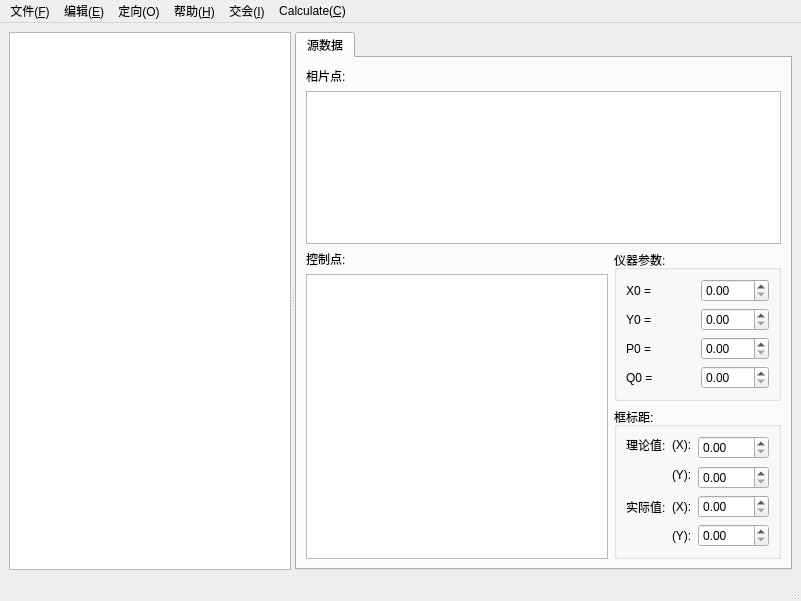
The window that ui/photogrammetrybase.ui (crackey/photogrammetry) describes before a commit, drawn with Qt 5.
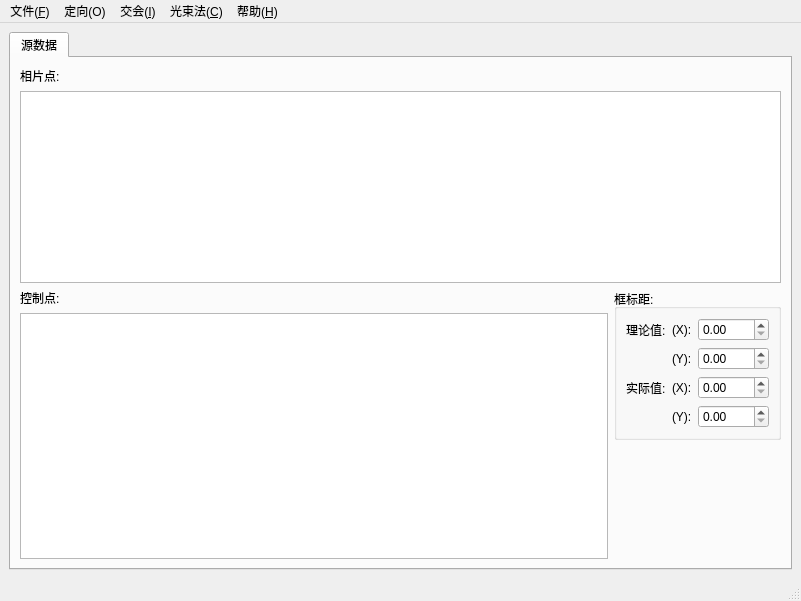
The same window after the commit.

```diff
--- a/ui/photogrammetrybase.ui
+++ b/ui/photogrammetrybase.ui
@@ -19,17 +19,6 @@
       <property name="orientation" >
        <enum>Qt::Horizontal</enum>
       </property>
-      <widget class="QTreeView" name="projectView" >
-       <property name="sizePolicy" >
-        <sizepolicy vsizetype="Preferred" hsizetype="Preferred" >
-         <horstretch>0</horstretch>
-         <verstretch>0</verstretch>
-        </sizepolicy>
-       </property>
-       <property name="frameShape" >
-        <enum>QFrame::StyledPanel</enum>
-       </property>
-      </widget>
       <widget class="QTabWidget" name="tabWidget" >
        <property name="sizePolicy" >
         <sizepolicy vsizetype="Preferred" hsizetype="Expanding" >
@@ -47,7 +36,7 @@
         <attribute name="title" >
          <string>源数据</string>
         </attribute>
-        <layout class="QGridLayout" name="gridLayout_3" >
+        <layout class="QGridLayout" name="gridLayout_2" >
          <item row="0" column="0" colspan="2" >
           <layout class="QVBoxLayout" name="verticalLayout_2" >
            <property name="sizeConstraint" >
@@ -65,7 +54,7 @@
            </item>
           </layout>
          </item>
-         <item rowspan="2" row="1" column="0" >
+         <item rowspan="2" row="2" column="0" >
           <layout class="QVBoxLayout" name="verticalLayout_11" >
            <item>
             <widget class="QLabel" name="controlPointsLabel" >
@@ -79,85 +68,6 @@
            </item>
           </layout>
          </item>
-         <item row="1" column="1" >
-          <widget class="QGroupBox" name="groupBox_2" >
-           <property name="sizePolicy" >
-            <sizepolicy vsizetype="Preferred" hsizetype="Preferred" >
-             <horstretch>0</horstretch>
-             <verstretch>0</verstretch>
-            </sizepolicy>
-           </property>
-           <property name="title" >
-            <string>仪器参数:</string>
-           </property>
-           <layout class="QGridLayout" name="gridLayout_2" >
-            <item row="0" column="0" >
-             <widget class="QLabel" name="xlLabel" >
-              <property name="sizePolicy" >
-               <sizepolicy vsizetype="Preferred" hsizetype="Minimum" >
-                <horstretch>0</horstretch>
-                <verstretch>0</verstretch>
-               </sizepolicy>
-              </property>
-              <property name="text" >
-               <string>X0 = </string>
-              </property>
-             </widget>
-            </item>
-            <item row="0" column="1" >
-             <widget class="QDoubleSpinBox" name="doubleSpinBox_5" />
-            </item>
-            <item row="1" column="0" >
-             <widget class="QLabel" name="ylLabel" >
-              <property name="sizePolicy" >
-               <sizepolicy vsizetype="Preferred" hsizetype="Minimum" >
-                <horstretch>0</horstretch>
-                <verstretch>0</verstretch>
-               </sizepolicy>
-              </property>
-              <property name="text" >
-               <string>Y0 =</string>
-              </property>
-             </widget>
-            </item>
-            <item row="1" column="1" >
-             <widget class="QDoubleSpinBox" name="doubleSpinBox_7" />
-            </item>
-            <item row="2" column="0" >
-             <widget class="QLabel" name="xrLabel" >
-              <property name="sizePolicy" >
-               <sizepolicy vsizetype="Preferred" hsizetype="Minimum" >
-                <horstretch>0</horstretch>
-                <verstretch>0</verstretch>
-               </sizepolicy>
-              </property>
-              <property name="text" >
-               <string>P0 = </string>
-              </property>
-             </widget>
-            </item>
-            <item row="2" column="1" >
-             <widget class="QDoubleSpinBox" name="doubleSpinBox_6" />
-            </item>
-            <item row="3" column="0" >
-             <widget class="QLabel" name="yrLabel" >
-              <property name="sizePolicy" >
-               <sizepolicy vsizetype="Preferred" hsizetype="Minimum" >
-                <horstretch>0</horstretch>
-                <verstretch>0</verstretch>
-               </sizepolicy>
-              </property>
-              <property name="text" >
-               <string>Q0 =</string>
-              </property>
-             </widget>
-            </item>
-            <item row="3" column="1" >
-             <widget class="QDoubleSpinBox" name="doubleSpinBox_8" />
-            </item>
-           </layout>
-          </widget>
-         </item>
          <item row="2" column="1" >
           <widget class="QGroupBox" name="fiducialMarkGroupBox" >
            <property name="sizePolicy" >
@@ -184,39 +94,6 @@
               </property>
              </widget>
             </item>
-            <item rowspan="2" row="0" column="2" >
-             <widget class="QDoubleSpinBox" name="tfxSpinBox" >
-              <property name="minimum" >
-               <double>0.000000000000000</double>
-              </property>
-              <property name="maximum" >
-               <double>1000.000000000000000</double>
-              </property>
-              <property name="value" >
-               <double>0.000000000000000</double>
-              </property>
-             </widget>
-            </item>
-            <item rowspan="2" row="1" column="1" >
-             <widget class="QLabel" name="tfyLabel" >
-              <property name="text" >
-               <string>(Y):</string>
-              </property>
-             </widget>
-            </item>
-            <item row="2" column="2" >
-             <widget class="QDoubleSpinBox" name="tfySpinBox" >
-              <property name="minimum" >
-               <double>0.000000000000000</double>
-              </property>
-              <property name="maximum" >
-               <double>1000.000000000000000</double>
-              </property>
-              <property name="value" >
-               <double>0.000000000000000</double>
-              </property>
-             </widget>
-            </item>
             <item row="3" column="0" >
              <widget class="QLabel" name="label_2" >
               <property name="text" >
@@ -231,7 +108,7 @@
               </property>
              </widget>
             </item>
-            <item row="3" column="2" >
+            <item row="3" column="3" >
              <widget class="QDoubleSpinBox" name="rfxSpinBox" >
               <property name="minimum" >
                <double>0.000000000000000</double>
@@ -251,16 +128,62 @@
               </property>
              </widget>
             </item>
-            <item row="4" column="2" >
+            <item row="4" column="3" >
              <widget class="QDoubleSpinBox" name="rfySpinBox" >
               <property name="maximum" >
                <double>1000.000000000000000</double>
               </property>
              </widget>
             </item>
+            <item row="0" column="3" >
+             <widget class="QDoubleSpinBox" name="tfxSpinBox" >
+              <property name="minimum" >
+               <double>0.000000000000000</double>
+              </property>
+              <property name="maximum" >
+               <double>1000.000000000000000</double>
+              </property>
+              <property name="value" >
+               <double>0.000000000000000</double>
+              </property>
+             </widget>
+            </item>
+            <item row="1" column="3" >
+             <widget class="QDoubleSpinBox" name="tfySpinBox" >
+              <property name="minimum" >
+               <double>0.000000000000000</double>
+              </property>
+              <property name="maximum" >
+               <double>1000.000000000000000</double>
+              </property>
+              <property name="value" >
+               <double>0.000000000000000</double>
+              </property>
+             </widget>
+            </item>
+            <item row="1" column="1" >
+             <widget class="QLabel" name="tfyLabel" >
+              <property name="text" >
+               <string>(Y):</string>
+              </property>
+             </widget>
+            </item>
            </layout>
           </widget>
          </item>
+         <item row="3" column="1" >
+          <spacer name="verticalSpacer" >
+           <property name="orientation" >
+            <enum>Qt::Vertical</enum>
+           </property>
+           <property name="sizeHint" stdset="0" >
+            <size>
+             <width>20</width>
+             <height>40</height>
+            </size>
+           </property>
+          </spacer>
+         </item>
         </layout>
        </widget>
       </widget>
@@ -274,7 +197,7 @@
      <x>0</x>
      <y>0</y>
      <width>801</width>
-     <height>31</height>
+     <height>20</height>
     </rect>
    </property>
    <widget class="QMenu" name="fileMenu" >
@@ -287,11 +210,6 @@
     <addaction name="separator" />
     <addaction name="fileExitAction" />
    </widget>
-   <widget class="QMenu" name="editMenu" >
-    <property name="title" >
-     <string>编辑(&amp;E)</string>
-    </property>
-   </widget>
    <widget class="QMenu" name="orientationMenu" >
     <property name="title" >
      <string>定向(O)</string>
@@ -307,6 +225,9 @@
     <addaction name="intersectionBackwardAction" />
    </widget>
    <widget class="QMenu" name="helpMenu" >
+    <property name="enabled" >
+     <bool>true</bool>
+    </property>
     <property name="title" >
      <string>帮助(&amp;H)</string>
     </property>
@@ -314,16 +235,15 @@
    </widget>
    <widget class="QMenu" name="menuOneStep_O" >
     <property name="title" >
-     <string>Calculate(&amp;C)</string>
+     <string>光束法(&amp;C)</string>
     </property>
     <addaction name="onestepAction" />
    </widget>
    <addaction name="fileMenu" />
-   <addaction name="editMenu" />
    <addaction name="orientationMenu" />
-   <addaction name="helpMenu" />
    <addaction name="intersectionMenu" />
    <addaction name="menuOneStep_O" />
+   <addaction name="helpMenu" />
   </widget>
   <widget class="QStatusBar" name="statusbar" />
   <action name="fileOpenAction" >
```
Left out of the diff: 10 changed lines with no effect on the pictures.
